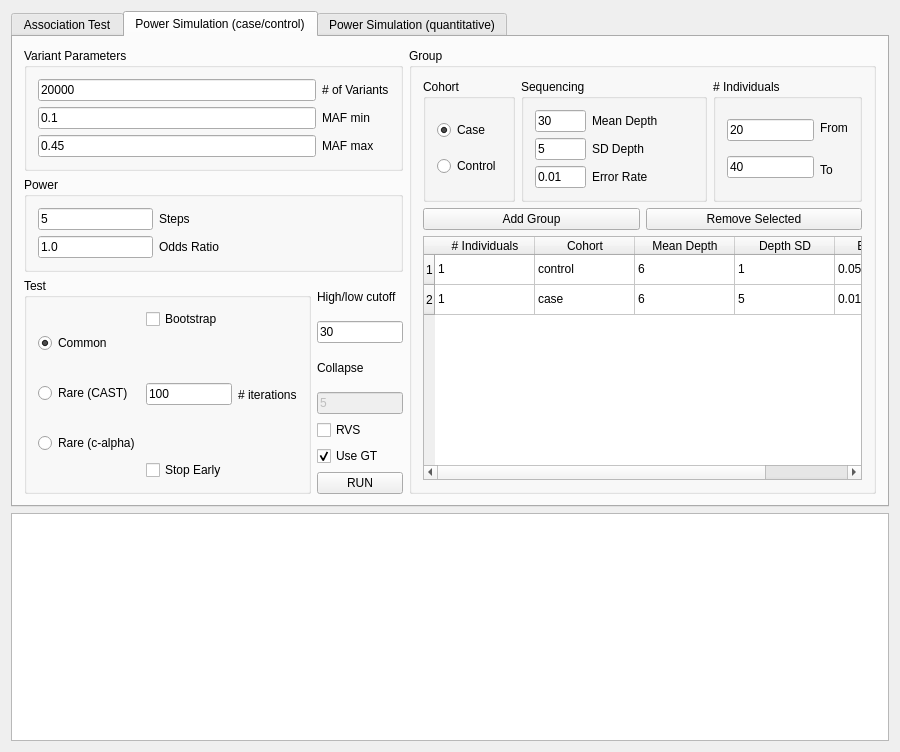
ScottMastro/VikNGS, file gui/ui/mainwindow.ui: the form before one commit.
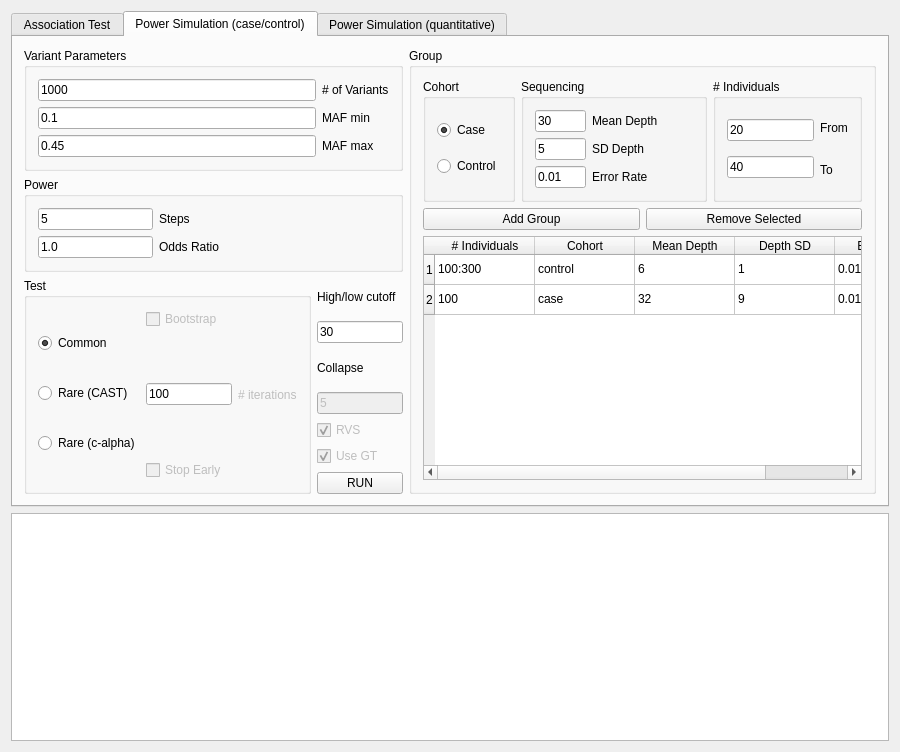
The form after the commit. The open tabs and pages were chosen to show the change.

Commit message: further improvements to plotting UI speed

Diff of the .ui file:
```diff
--- a/gui/ui/mainwindow.ui
+++ b/gui/ui/mainwindow.ui
@@ -624,7 +624,7 @@
                  <item>
                   <widget class="QLineEdit" name="sim_variantSizeTxt">
                    <property name="text">
-                    <string>20000</string>
+                    <string>1000</string>
                    </property>
                   </widget>
                  </item>
@@ -726,6 +726,9 @@
                 <layout class="QVBoxLayout" name="verticalLayout_9">
                  <item>
                   <widget class="QCheckBox" name="sim_testBootChk">
+                   <property name="enabled">
+                    <bool>false</bool>
+                   </property>
                    <property name="text">
                     <string>Bootstrap</string>
                    </property>
@@ -748,6 +751,9 @@
                    </item>
                    <item>
                     <widget class="QLabel" name="sim_testBootLbl">
+                     <property name="enabled">
+                      <bool>false</bool>
+                     </property>
                      <property name="text">
                       <string># iterations</string>
                      </property>
@@ -758,7 +764,7 @@
                  <item>
                   <widget class="QCheckBox" name="sim_testStopChk">
                    <property name="enabled">
-                    <bool>true</bool>
+                    <bool>false</bool>
                    </property>
                    <property name="text">
                     <string>Stop Early</string>
@@ -808,16 +814,22 @@
               </item>
               <item>
                <widget class="QCheckBox" name="sim_rvsChk">
+                <property name="enabled">
+                 <bool>false</bool>
+                </property>
                 <property name="text">
                  <string>RVS</string>
                 </property>
                 <property name="checked">
-                 <bool>false</bool>
+                 <bool>true</bool>
                 </property>
                </widget>
               </item>
               <item>
                <widget class="QCheckBox" name="sim_gtChk">
+                <property name="enabled">
+                 <bool>false</bool>
+                </property>
                 <property name="text">
                  <string>Use GT</string>
                 </property>
@@ -1077,7 +1089,7 @@
                </column>
                <item row="0" column="0">
                 <property name="text">
-                 <string>1</string>
+                 <string>100:300</string>
                 </property>
                </item>
                <item row="0" column="1">
@@ -1097,12 +1109,12 @@
                </item>
                <item row="0" column="4">
                 <property name="text">
-                 <string>0.05</string>
+                 <string>0.01</string>
                 </property>
                </item>
                <item row="1" column="0">
                 <property name="text">
-                 <string>1</string>
+                 <string>100</string>
                 </property>
                </item>
                <item row="1" column="1">
@@ -1112,12 +1124,12 @@
                </item>
                <item row="1" column="2">
                 <property name="text">
-                 <string>6</string>
+                 <string>32</string>
                 </property>
                </item>
                <item row="1" column="3">
                 <property name="text">
-                 <string>5</string>
+                 <string>9</string>
                 </property>
                </item>
                <item row="1" column="4">
```
Left out of the diff: 10 changed lines with no effect on the pictures. The commit also changes 7 other files.
